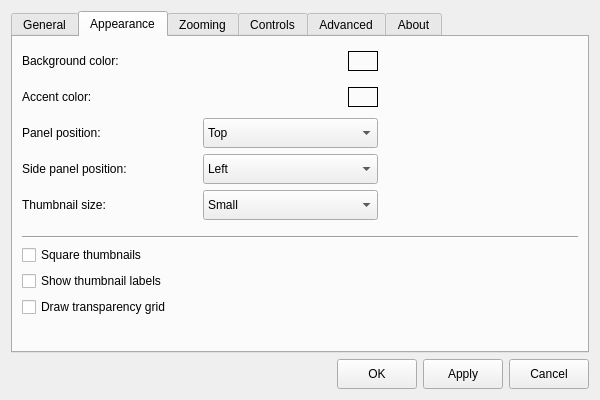
The window that gui/settingsdialog.ui (do-i/thumbgrid) describes before a commit, drawn with Qt 5.
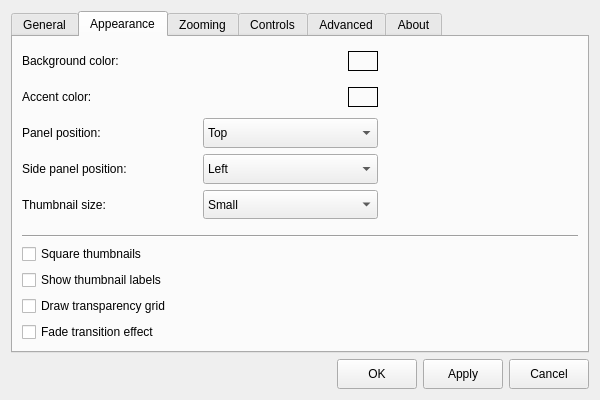
The same window after the commit. The open tabs and pages were chosen to show the change. Icons and pictures are not drawn. Custom widgets are drawn as their Qt base class.

Commit message: fade in effect

```diff
--- a/gui/settingsdialog.ui
+++ b/gui/settingsdialog.ui
@@ -800,6 +800,13 @@
          </property>
         </widget>
        </item>
+       <item>
+        <widget class="QCheckBox" name="fadeEffectCheckBox">
+         <property name="text">
+          <string>Fade transition effect</string>
+         </property>
+        </widget>
+       </item>
        <item>
         <spacer name="verticalSpacer_2">
          <property name="orientation">
```
The commit also changes 11 other files.
